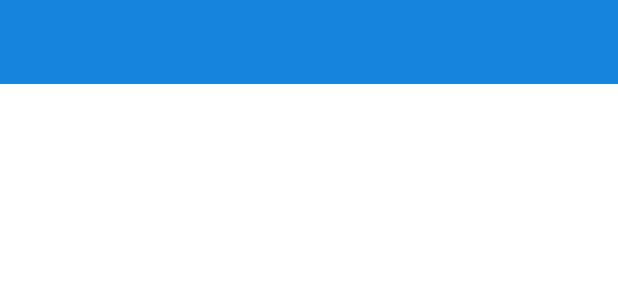
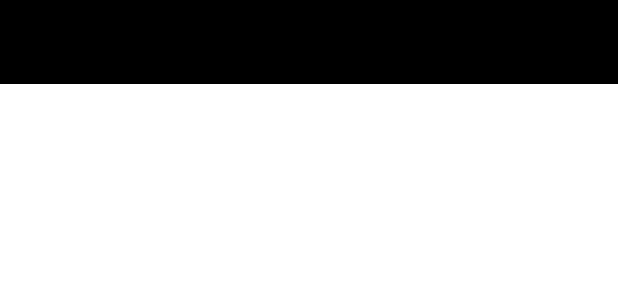
Before and after one commit to TechXKobi/HHU_CLUB, an Android app: the layout toolbar_main.xml on its own in the app's theme, with its tools: preview values and no code run, on a phone screen of 412 x 824 dp. Shown: the top 300 px of the screen. Run offline under Robolectric (Android 15) with nearby library versions, the phone set to English and light mode, and no system bars.

Commit message:
Add toolbar

```diff
--- a/app/src/main/res/layout/toolbar_main.xml
+++ b/app/src/main/res/layout/toolbar_main.xml
@@ -4,5 +4,5 @@
     android:id="@+id/toolbar"
     android:layout_width="match_parent"
     android:layout_height="?attr/actionBarSize"
-    android:background="?attr/colorPrimary"
+    android:background="?attr/colorOnBackground"
     android:theme="@style/ThemeOverlay.AppCompat.Dark.ActionBar"/>
```
